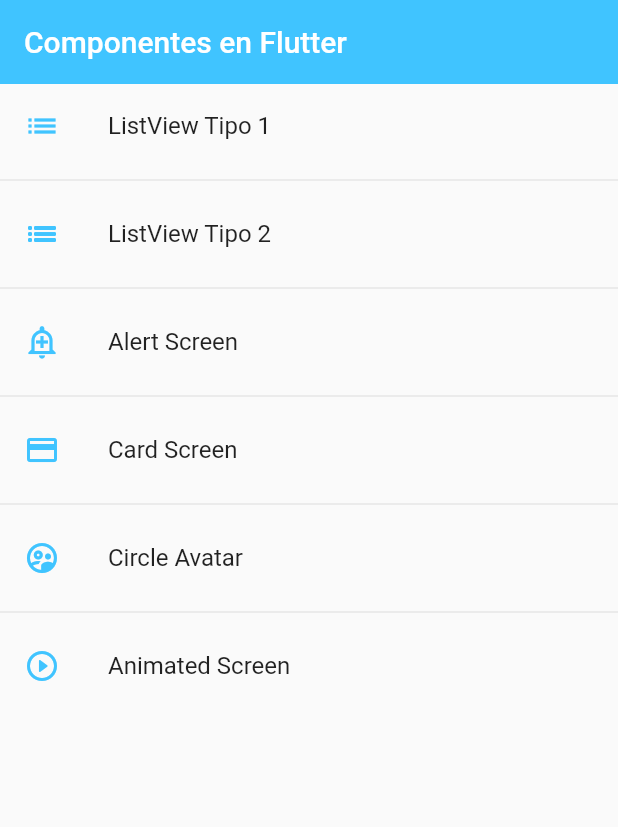
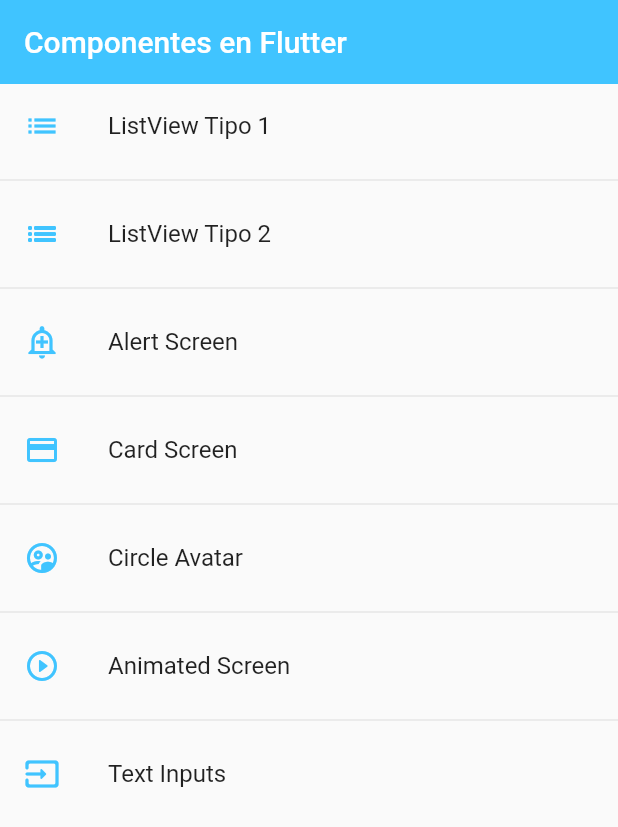
Before and after one commit to e-estrada/flutter-components, a Flutter app: the screen it shows after launch, on a phone screen of 412 x 824 dp. Shown: the top 827 px of the screen. Run offline on Flutter 3.47's test engine with Material 2 defaults, Android fonts, the phone set to English and light mode, and no system bars.

Commit message:
TextFormFields - Personalización

```diff
--- a/lib/router/app_routes.dart
+++ b/lib/router/app_routes.dart
@@ -13,6 +13,7 @@ class AppRoutes {
     MenuOption(route: 'card', icon: Icons.credit_card, name: 'Card Screen', screen: const CardScreen()),
     MenuOption(route: 'avatar', icon: Icons.supervised_user_circle_outlined, name: 'Circle Avatar', screen: const AvatarScreen()),
     MenuOption(route: 'animated', icon: Icons.play_circle_outline_rounded, name: 'Animated Screen', screen: const AnimatedScreen()),
+    MenuOption(route: 'inputs', icon: Icons.input_rounded, name: 'Text Inputs', screen: const InputsScreen()),
   ];
 
   static const initialRoute = 'home';
--- a/lib/screens/screens.dart
+++ b/lib/screens/screens.dart
@@ -1,3 +1,5 @@
+
+export 'package:fl_components/screens/inputs_screen.dart';
 
 export 'package:fl_components/screens/animated_screen.dart';
 
--- a/lib/theme/app_theme.dart
+++ b/lib/theme/app_theme.dart
@@ -4,8 +4,9 @@ class AppTheme {
 
   static const Color primary = Colors.lightBlueAccent;
 
+
   static final ThemeData lightTheme = ThemeData.light().copyWith(
-    primaryColor: Colors.indigo,
+    primaryColor: primary,
     appBarTheme: const AppBarTheme(
       color: primary,
       elevation: 0,
@@ -27,11 +28,28 @@ class AppTheme {
         shape: const StadiumBorder(),
         elevation: 0
       )
+    ),
+
+    inputDecorationTheme: const InputDecorationTheme(
+      floatingLabelStyle: TextStyle(color: primary),
+      enabledBorder: OutlineInputBorder(
+        borderSide: BorderSide(color: primary),
+        borderRadius: BorderRadius.only(bottomLeft: Radius.circular(10), topRight: Radius.circular(10)),
+      ),
+      focusedBorder: OutlineInputBorder(
+        borderSide: BorderSide(color: primary),
+        borderRadius: BorderRadius.only(bottomLeft: Radius.circular(10), topRight: Radius.circular(10)),
+      ),
+
+      border: OutlineInputBorder(
+        borderRadius: BorderRadius.only(bottomLeft: Radius.circular(10), bottomRight: Radius.circular(10))
+      )
     )
   );
 
+
   static final ThemeData darkTheme = ThemeData.dark().copyWith(
-      primaryColor: Colors.indigo,
+      primaryColor: primary,
       appBarTheme: const AppBarTheme(
         color: primary,
         elevation: 0,
--- a/lib/widgets/widgets.dart
+++ b/lib/widgets/widgets.dart
@@ -1,2 +1,3 @@
+export 'package:fl_components/widgets/custom_input_field.dart';
 export 'package:fl_components/widgets/custom_card_type_1.dart';
 export 'package:fl_components/widgets/custom_card_type_2.dart';
```
Also changed, not shown: lib/screens/inputs_screen.dart (added, +53 -0 lines), lib/widgets/custom_input_field.dart (added, +50 -0 lines).
